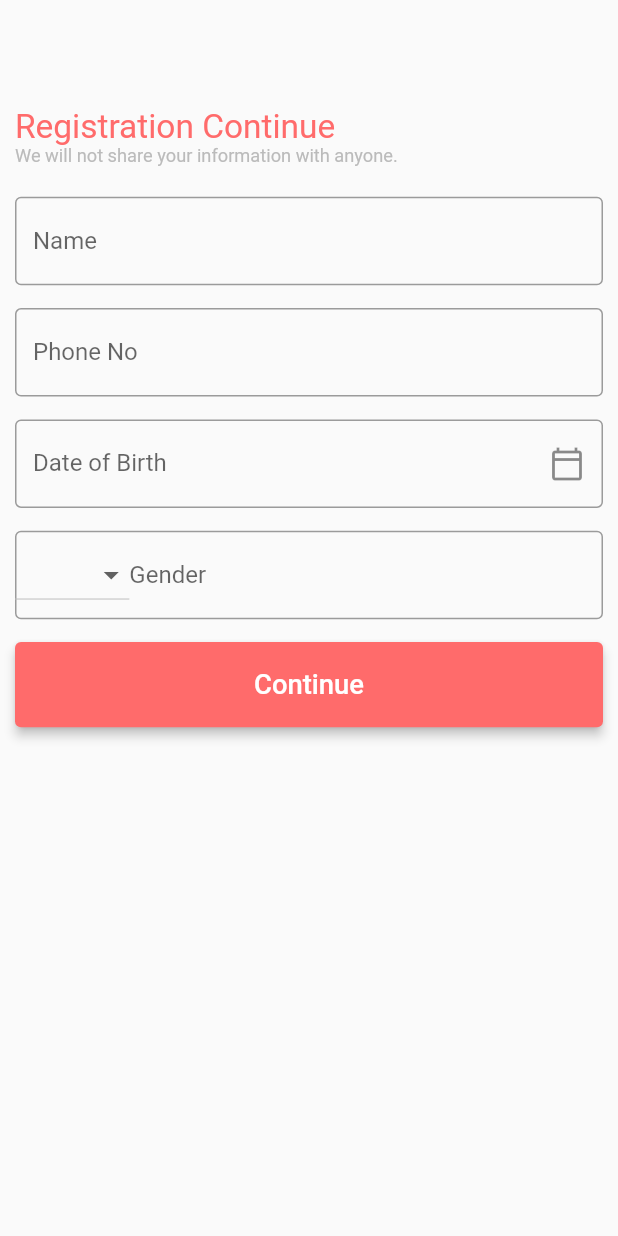
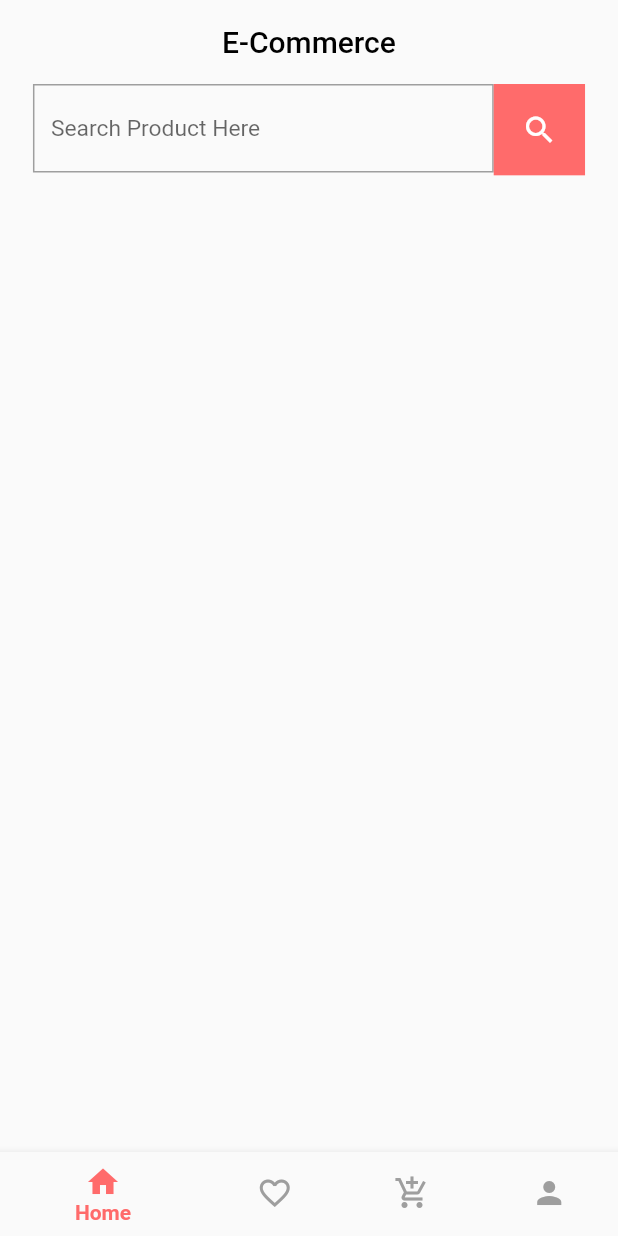
Before and after one commit to ahmedhossain29/DemoE_commerce, a Flutter app: the UserForm screen opened directly, after a tap on "Continue", on a phone screen of 412 x 824 dp. Run offline on Flutter 3.47's test engine with Material 2 defaults, Android fonts, the phone set to English and light mode, and no system bars; our stand-ins replace cloud_firestore, firebase_auth, firebase_core, flutter_screenutil, fluttertoast; accounts and stored records are empty.

Commit message:
Bottom Navigation Screen

```diff
--- /dev/null
+++ b/lib/ui/BottomNavPage/cart.dart
@@ -0,0 +1,15 @@
+import 'package:flutter/material.dart';
+
+class cart extends StatefulWidget {
+  const cart({Key? key}) : super(key: key);
+
+  @override
+  _cartState createState() => _cartState();
+}
+
+class _cartState extends State<cart> {
+  @override
+  Widget build(BuildContext context) {
+    return Container();
+  }
+}
--- /dev/null
+++ b/lib/ui/BottomNavPage/favourite.dart
@@ -0,0 +1,17 @@
+import 'package:flutter/material.dart';
+
+class favourite extends StatefulWidget {
+  const favourite({Key? key}) : super(key: key);
+
+  @override
+  _favouriteState createState() => _favouriteState();
+}
+
+class _favouriteState extends State<favourite> {
+  @override
+  Widget build(BuildContext context) {
+    return Scaffold(
+      backgroundColor: Colors.red,
+    );
+  }
+}
--- /dev/null
+++ b/lib/ui/BottomNavPage/homeScreen.dart
@@ -0,0 +1,73 @@
+import 'package:e_commerce/const/AppColor.dart';
+import 'package:flutter/material.dart';
+import 'package:flutter_screenutil/flutter_screenutil.dart';
+
+class Home extends StatefulWidget {
+  const Home({Key? key}) : super(key: key);
+
+  @override
+  _HomeState createState() => _HomeState();
+}
+
+class _HomeState extends State<Home> {
+  @override
+  TextEditingController _searchController = TextEditingController();
+
+  Widget build(BuildContext context) {
+    return Scaffold(
+      body: SafeArea(
+          child: Container(
+        child: Column(
+          children: [
+            Padding(
+              padding: EdgeInsets.only(left: 20.w, right: 20.w),
+              child: Row(
+                children: [
+                  Expanded(
+                    child: SizedBox(
+                      height: 60.h,
+                      child: TextFormField(
+                        controller: _searchController,
+                        decoration: InputDecoration(
+                          fillColor: Colors.white,
+                          focusedBorder: OutlineInputBorder(
+                              borderRadius:
+                                  BorderRadius.all(Radius.circular(0)),
+                              borderSide: BorderSide(
+                                color: Colors.blue,
+                              )),
+                          enabledBorder: OutlineInputBorder(
+                            borderRadius: BorderRadius.all(Radius.circular(0)),
+                            borderSide: BorderSide(
+                              color: Colors.grey,
+                            ),
+                          ),
+                          hintText: "Search Product Here",
+                          hintStyle: TextStyle(fontSize: 15.sp),
+                        ),
+                      ),
+                    ),
+                  ),
+                  GestureDetector(
+                    child: Container(
+                      color: AppColors.deep_orange,
+                      height: 60.h,
+                      width: 60.h,
+                      child: Center(
+                        child: Icon(
+                          Icons.search,
+                          color: Colors.white,
+                        ),
+                      ),
+                    ),
+                    onTap: () {},
+                  )
+                ],
+              ),
+            )
+          ],
+        ),
+      )),
+    );
+  }
+}
--- /dev/null
+++ b/lib/ui/BottomNavPage/profile.dart
@@ -0,0 +1,15 @@
+import 'package:flutter/material.dart';
+
+class profile extends StatefulWidget {
+  const profile({Key? key}) : super(key: key);
+
+  @override
+  _profileState createState() => _profileState();
+}
+
+class _profileState extends State<profile> {
+  @override
+  Widget build(BuildContext context) {
+    return Container();
+  }
+}
--- a/lib/ui/HomePage.dart
+++ /dev/null
@@ -1,15 +0,0 @@
-import 'package:flutter/material.dart';
-
-class HomeScreen extends StatefulWidget {
-  const HomeScreen({Key? key}) : super(key: key);
-
-  @override
-  _HomeScreenState createState() => _HomeScreenState();
-}
-
-class _HomeScreenState extends State<HomeScreen> {
-  @override
-  Widget build(BuildContext context) {
-    return Container();
-  }
-}
--- /dev/null
+++ b/lib/ui/bottomNavScreen.dart
@@ -0,0 +1,66 @@
+import 'package:e_commerce/const/AppColor.dart';
+import 'package:e_commerce/ui/BottomNavPage/cart.dart';
+import 'package:e_commerce/ui/BottomNavPage/favourite.dart';
+import 'package:e_commerce/ui/BottomNavPage/homeScreen.dart';
+import 'package:e_commerce/ui/BottomNavPage/profile.dart';
+import 'package:flutter/material.dart';
+
+class BottomNavController extends StatefulWidget {
+  const BottomNavController({Key? key}) : super(key: key);
+
+  @override
+  _BottomNavControllerState createState() => _BottomNavControllerState();
+}
+
+class _BottomNavControllerState extends State<BottomNavController> {
+  @override
+  final _pages = [Home(), favourite(), cart(), profile()];
+  int _currentindex = 0;
+  Widget build(BuildContext context) {
+    return Scaffold(
+      appBar: AppBar(
+        backgroundColor: Colors.transparent,
+        elevation: 0,
+        title: Text(
+          "E-Commerce",
+          style: TextStyle(color: Colors.black),
+        ),
+        centerTitle: true,
+        automaticallyImplyLeading: false,
+      ),
+      bottomNavigationBar: BottomNavigationBar(
+        elevation: 5,
+        selectedItemColor: AppColors.deep_orange,
+        backgroundColor: Colors.white,
+        unselectedItemColor: Colors.grey,
+        selectedLabelStyle:
+            TextStyle(color: Colors.black, fontWeight: FontWeight.bold),
+        currentIndex: _currentindex,
+        items: [
+          BottomNavigationBarItem(
+            icon: Icon(Icons.home),
+            title: Text("Home"),
+          ),
+          BottomNavigationBarItem(
+            icon: Icon(Icons.favorite_outline),
+            title: Text("Favourite"),
+          ),
+          BottomNavigationBarItem(
+            icon: Icon(Icons.add_shopping_cart),
+            title: Text("Cart"),
+          ),
+          BottomNavigationBarItem(
+            icon: Icon(Icons.person),
+            title: Text("Profile"),
+          ),
+        ],
+        onTap: (index) {
+          setState(() {
+            _currentindex = index;
+          });
+        },
+      ),
+      body: _pages[_currentindex],
+    );
+  }
+}
--- a/lib/ui/login_screen.dart
+++ b/lib/ui/login_screen.dart
@@ -1,5 +1,5 @@
 import 'package:e_commerce/const/AppColor.dart';
-import 'package:e_commerce/ui/HomePage.dart';
+import 'package:e_commerce/ui/bottomNavScreen.dart';
 
 import 'package:e_commerce/ui/registration_screen.dart';
 import 'package:firebase_auth/firebase_auth.dart';
@@ -32,7 +32,7 @@ class _LoginScreenState extends State<LoginScreen> {
 
       if (authCredential.uid.isNotEmpty) {
         Navigator.push(
-            context, MaterialPageRoute(builder: (_) => HomeScreen()));
+            context, MaterialPageRoute(builder: (_) => BottomNavController()));
       } else {
         Fluttertoast.showToast(msg: "Something is worng");
       }
--- a/lib/ui/userForm.dart
+++ b/lib/ui/userForm.dart
@@ -1,5 +1,6 @@
 import 'package:cloud_firestore/cloud_firestore.dart';
 import 'package:e_commerce/const/AppColor.dart';
+import 'package:e_commerce/ui/bottomNavScreen.dart';
 import 'package:firebase_auth/firebase_auth.dart';
 import 'package:flutter/material.dart';
 import 'package:flutter_screenutil/flutter_screenutil.dart';
@@ -45,7 +46,8 @@ class _UserFormState extends State<UserForm> {
           "dob": _dobController.text,
           "gender": _genderController.text,
         })
-        .then((value) => print("user data added"))
+        .then((value) => Navigator.push(
+            context, MaterialPageRoute(builder: (_) => BottomNavController())))
         .catchError((error) => print("something is wrong. $error"));
   }
 
```
